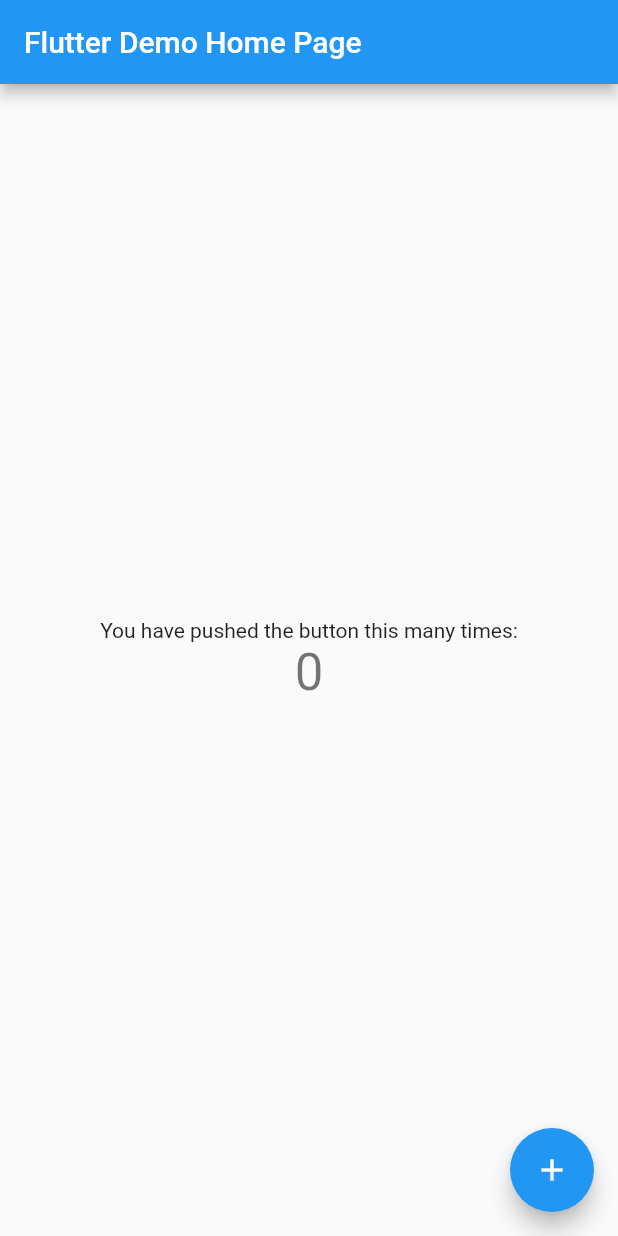
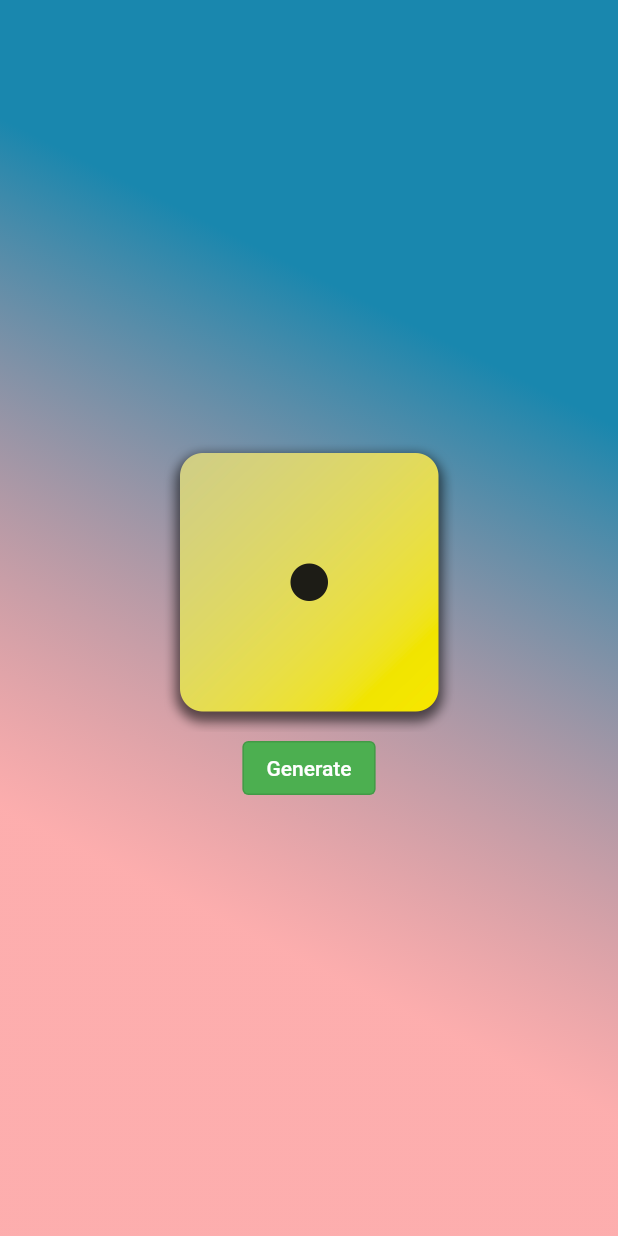
Before and after one commit to joyalshine/flutter-dice-roll, a Flutter app: the screen it shows after launch, on a phone screen of 412 x 824 dp. Run offline on Flutter 3.47's test engine with Material 2 defaults, Android fonts, the phone set to English and light mode, and no system bars.

Commit message:
Design Made

```diff
--- /dev/null
+++ b/lib/dice_area.dart
@@ -0,0 +1,33 @@
+import 'package:flutter/material.dart';
+
+class DiceArea extends StatefulWidget {
+  const DiceArea({super.key});
+
+  @override
+  State<DiceArea> createState() => _DiceAreaState();
+}
+
+class _DiceAreaState extends State<DiceArea> {
+  void changeDice() {}
+
+  @override
+  Widget build(BuildContext context) {
+    return Column(
+      mainAxisSize: MainAxisSize.min,
+      children: [
+        Image.asset(
+          'assets/images/dice-1.png',
+          width: 200,
+        ),
+        OutlinedButton(
+          onPressed: () {},
+          style: OutlinedButton.styleFrom(backgroundColor: Colors.green),
+          child: const Text(
+            'Generate',
+            style: TextStyle(color: Colors.white),
+          ),
+        ),
+      ],
+    );
+  }
+}
--- /dev/null
+++ b/lib/home_screen.dart
@@ -0,0 +1,24 @@
+import 'package:dice_roll/dice_area.dart';
+import 'package:flutter/material.dart';
+
+class HomeScreen extends StatelessWidget {
+  const HomeScreen({super.key});
+
+  @override
+  Widget build(BuildContext context) {
+    return Scaffold(
+      body: Container(
+        height: double.infinity,
+        width: double.infinity,
+        decoration: const BoxDecoration(
+            gradient: LinearGradient(colors: [
+          Color.fromARGB(255, 25, 135, 174),
+          Color.fromARGB(137, 255, 108, 108),
+        ], transform: GradientRotation(90))),
+        child: const Center(
+          child: DiceArea(),
+        ),
+      ),
+    );
+  }
+}
--- a/lib/main.dart
+++ b/lib/main.dart
@@ -1,3 +1,4 @@
+import 'package:dice_roll/home_screen.dart';
 import 'package:flutter/material.dart';
 
 void main() {
@@ -7,109 +8,11 @@ void main() {
 class MyApp extends StatelessWidget {
   const MyApp({super.key});
 
-  // This widget is the root of your application.
   @override
   Widget build(BuildContext context) {
     return MaterialApp(
-      title: 'Flutter Demo',
-      theme: ThemeData(
-        // This is the theme of your application.
-        //
-        // Try running your application with "flutter run". You'll see the
-        // application has a blue toolbar. Then, without quitting the app, try
-        // changing the primarySwatch below to Colors.green and then invoke
-        // "hot reload" (press "r" in the console where you ran "flutter run",
-        // or simply save your changes to "hot reload" in a Flutter IDE).
-        // Notice that the counter didn't reset back to zero; the application
-        // is not restarted.
-        primarySwatch: Colors.blue,
-      ),
-      home: const MyHomePage(title: 'Flutter Demo Home Page'),
+      theme: ThemeData(primarySwatch: Colors.blue),
+      home: const HomeScreen(),
     );
   }
 }
-
-class MyHomePage extends StatefulWidget {
-  const MyHomePage({super.key, required this.title});
-
-  // This widget is the home page of your application. It is stateful, meaning
-  // that it has a State object (defined below) that contains fields that affect
-  // how it looks.
-
-  // This class is the configuration for the state. It holds the values (in this
-  // case the title) provided by the parent (in this case the App widget) and
-  // used by the build method of the State. Fields in a Widget subclass are
-  // always marked "final".
-
-  final String title;
-
-  @override
-  State<MyHomePage> createState() => _MyHomePageState();
-}
-
-class _MyHomePageState extends State<MyHomePage> {
-  int _counter = 0;
-
-  void _incrementCounter() {
-    setState(() {
-      // This call to setState tells the Flutter framework that something has
-      // changed in this State, which causes it to rerun the build method below
-      // so that the display can reflect the updated values. If we changed
-      // _counter without calling setState(), then the build method would not be
-      // called again, and so nothing would appear to happen.
-      _counter++;
-    });
-  }
-
-  @override
-  Widget build(BuildContext context) {
-    // This method is rerun every time setState is called, for instance as done
-    // by the _incrementCounter method above.
-    //
-    // The Flutter framework has been optimized to make rerunning build methods
-    // fast, so that you can just rebuild anything that needs updating rather
-    // than having to individually change instances of widgets.
-    return Scaffold(
-      appBar: AppBar(
-        // Here we take the value from the MyHomePage object that was created by
-        // the App.build method, and use it to set our appbar title.
-        title: Text(widget.title),
-      ),
-      body: Center(
-        // Center is a layout widget. It takes a single child and positions it
-        // in the middle of the parent.
-        child: Column(
-          // Column is also a layout widget. It takes a list of children and
-          // arranges them vertically. By default, it sizes itself to fit its
-          // children horizontally, and tries to be as tall as its parent.
-          //
-          // Invoke "debug painting" (press "p" in the console, choose the
-          // "Toggle Debug Paint" action from the Flutter Inspector in Android
-          // Studio, or the "Toggle Debug Paint" command in Visual Studio Code)
-          // to see the wireframe for each widget.
-          //
-          // Column has various properties to control how it sizes itself and
-          // how it positions its children. Here we use mainAxisAlignment to
-          // center the children vertically; the main axis here is the vertical
-          // axis because Columns are vertical (the cross axis would be
-          // horizontal).
-          mainAxisAlignment: MainAxisAlignment.center,
-          children: <Widget>[
-            const Text(
-              'You have pushed the button this many times:',
-            ),
-            Text(
-              '$_counter',
-              style: Theme.of(context).textTheme.headlineMedium,
-            ),
-          ],
-        ),
-      ),
-      floatingActionButton: FloatingActionButton(
-        onPressed: _incrementCounter,
-        tooltip: 'Increment',
-        child: const Icon(Icons.add),
-      ), // This trailing comma makes auto-formatting nicer for build methods.
-    );
-  }
-}
```
Also changed, not shown: pubspec.yaml (+9 -7 lines), assets/images/dice-1.png (added), assets/images/dice-2.png (added), assets/images/dice-3.png (added), assets/images/dice-4.png (added), assets/images/dice-5.png (added), assets/images/dice-6.png (added).
